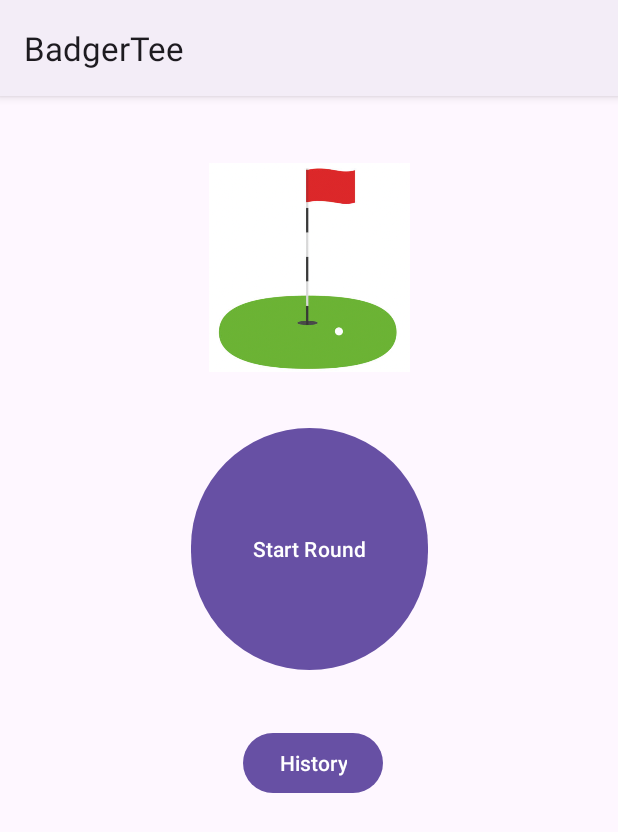
After one commit to knagpal2/BadgerTee, an Android app: the start_page screen opened directly, with no data from a screen before it, on a phone screen of 412 x 824 dp. The commit adds this screen. Shown: the top 832 px of the screen. Run offline under Robolectric (Android 15) with nearby library versions, the phone set to English and light mode, and no system bars.

Commit message:
Added Start Page Design

```diff
--- a/app/src/main/AndroidManifest.xml
+++ b/app/src/main/AndroidManifest.xml
@@ -13,6 +13,9 @@
         android:theme="@style/Theme.BadgerTee"
         tools:targetApi="31">
         <activity
+            android:name=".start_page"
+            android:exported="false" />
+        <activity
             android:name=".MainActivity"
             android:exported="true">
             <intent-filter>
--- /dev/null
+++ b/app/src/main/java/com/cs407/badgertee/start_page.java
@@ -0,0 +1,14 @@
+package com.cs407.badgertee;
+
+import androidx.appcompat.app.AppCompatActivity;
+
+import android.os.Bundle;
+
+public class start_page extends AppCompatActivity {
+
+    @Override
+    protected void onCreate(Bundle savedInstanceState) {
+        super.onCreate(savedInstanceState);
+        setContentView(R.layout.activity_start_page);
+    }
+}
--- /dev/null
+++ b/app/src/main/res/layout/activity_start_page.xml
@@ -0,0 +1,44 @@
+<?xml version="1.0" encoding="utf-8"?>
+<androidx.constraintlayout.widget.ConstraintLayout xmlns:android="http://schemas.android.com/apk/res/android"
+    xmlns:app="http://schemas.android.com/apk/res-auto"
+    xmlns:tools="http://schemas.android.com/tools"
+    android:layout_width="match_parent"
+    android:layout_height="match_parent"
+    tools:context=".start_page">
+
+    <Button
+        android:id="@+id/start"
+        android:layout_width="158dp"
+        android:layout_height="0dp"
+        android:layout_marginBottom="34dp"
+        android:text="Start Round"
+        android:textColorHighlight="#4CAF50"
+        android:textColorLink="#4CAF50"
+        app:layout_constraintBottom_toTopOf="@+id/history"
+        app:layout_constraintEnd_toEndOf="parent"
+        app:layout_constraintStart_toStartOf="parent"
+        app:layout_constraintTop_toBottomOf="@+id/imageView" />
+
+    <Button
+        android:id="@+id/history"
+        android:layout_width="wrap_content"
+        android:layout_height="wrap_content"
+        android:layout_marginEnd="30dp"
+        android:layout_marginBottom="291dp"
+        android:text="History"
+        app:layout_constraintBottom_toBottomOf="parent"
+        app:layout_constraintEnd_toEndOf="@+id/start"
+        app:layout_constraintTop_toBottomOf="@+id/start" />
+
+    <ImageView
+        android:id="@+id/imageView"
+        android:layout_width="134dp"
+        android:layout_height="0dp"
+        android:layout_marginTop="29dp"
+        android:layout_marginBottom="18dp"
+        app:layout_constraintBottom_toTopOf="@+id/start"
+        app:layout_constraintEnd_toEndOf="parent"
+        app:layout_constraintStart_toStartOf="parent"
+        app:layout_constraintTop_toTopOf="parent"
+        app:srcCompat="@drawable/golfpin" />
+</androidx.constraintlayout.widget.ConstraintLayout>
```
Also changed, not shown: app/src/main/res/layout/activity_main.xml (+19 -1 lines), app/src/main/res/drawable/golfpin.png (added).
